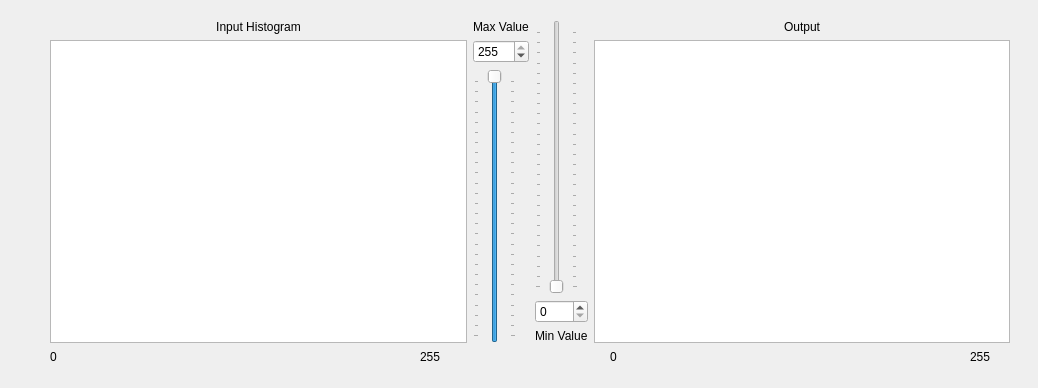
Above: window_histmatching.ui from jasonjin34/hiwi-imageprocessing before the change. Below: the same form after it.
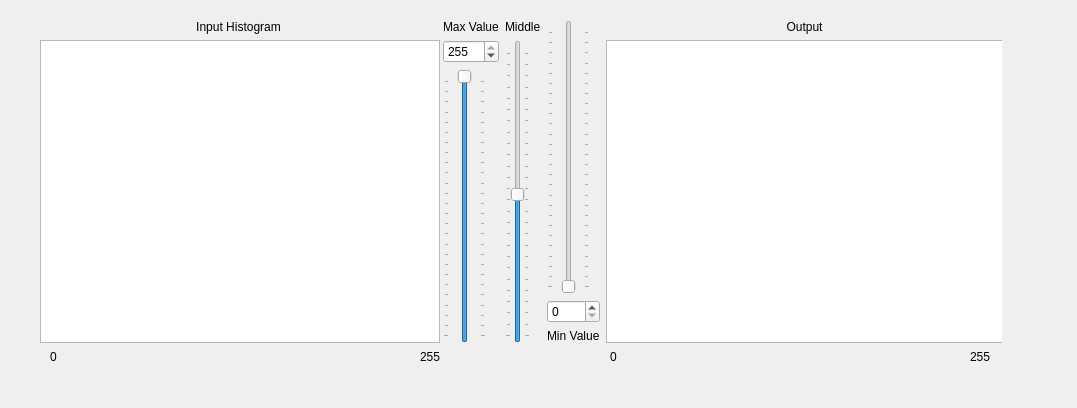
That is the form after the change.

What changed in the file:
```diff
--- a/window_histmatching.ui
+++ b/window_histmatching.ui
@@ -6,8 +6,8 @@
    <rect>
     <x>0</x>
     <y>0</y>
-    <width>1038</width>
-    <height>388</height>
+    <width>1077</width>
+    <height>408</height>
    </rect>
   </property>
   <property name="windowTitle">
@@ -68,15 +68,15 @@
   <widget class="QWidget" name="">
    <property name="geometry">
     <rect>
-     <x>50</x>
+     <x>40</x>
      <y>20</y>
-     <width>960</width>
+     <width>962</width>
      <height>323</height>
     </rect>
    </property>
-   <layout class="QGridLayout" name="gridLayout">
+   <layout class="QGridLayout" name="gridLayout_2">
     <item row="0" column="0">
-     <layout class="QVBoxLayout" name="verticalLayout_5">
+     <layout class="QVBoxLayout" name="verticalLayout">
       <item>
        <widget class="QLabel" name="label">
         <property name="layoutDirection">
@@ -103,7 +103,7 @@
      </layout>
     </item>
     <item row="0" column="1">
-     <layout class="QVBoxLayout" name="verticalLayout_3">
+     <layout class="QVBoxLayout" name="verticalLayout_2">
       <item>
        <widget class="QLabel" name="label_3">
         <property name="text">
@@ -149,10 +149,43 @@
      </layout>
     </item>
     <item row="0" column="2">
-     <layout class="QVBoxLayout" name="verticalLayout"/>
+     <layout class="QVBoxLayout" name="verticalLayout_4">
+      <item>
+       <widget class="QLabel" name="label_6">
+        <property name="text">
+         <string>Middle</string>
+        </property>
+       </widget>
+      </item>
+      <item>
+       <widget class="QSlider" name="verticalMiddle">
+        <property name="minimum">
+         <number>0</number>
+        </property>
+        <property name="maximum">
+         <number>255</number>
+        </property>
+        <property name="value">
+         <number>125</number>
+        </property>
+        <property name="orientation">
+         <enum>Qt::Vertical</enum>
+        </property>
+        <property name="invertedAppearance">
+         <bool>false</bool>
+        </property>
+        <property name="invertedControls">
+         <bool>false</bool>
+        </property>
+        <property name="tickPosition">
+         <enum>QSlider::TicksBothSides</enum>
+        </property>
+       </widget>
+      </item>
+     </layout>
     </item>
     <item row="0" column="3">
-     <layout class="QVBoxLayout" name="verticalLayout_2">
+     <layout class="QVBoxLayout" name="verticalLayout_3">
       <item>
        <widget class="QSlider" name="verticalMin">
         <property name="minimumSize">
@@ -201,8 +234,8 @@
      </layout>
     </item>
     <item row="0" column="4">
-     <layout class="QVBoxLayout" name="verticalLayout_4">
-      <item>
+     <layout class="QGridLayout" name="gridLayout">
+      <item row="0" column="0">
        <widget class="QLabel" name="label_2">
         <property name="text">
          <string>Output</string>
@@ -212,7 +245,7 @@
         </property>
        </widget>
       </item>
-      <item>
+      <item row="1" column="0">
        <widget class="QGraphicsView" name="outputhistogram">
         <property name="minimumSize">
          <size>
```
